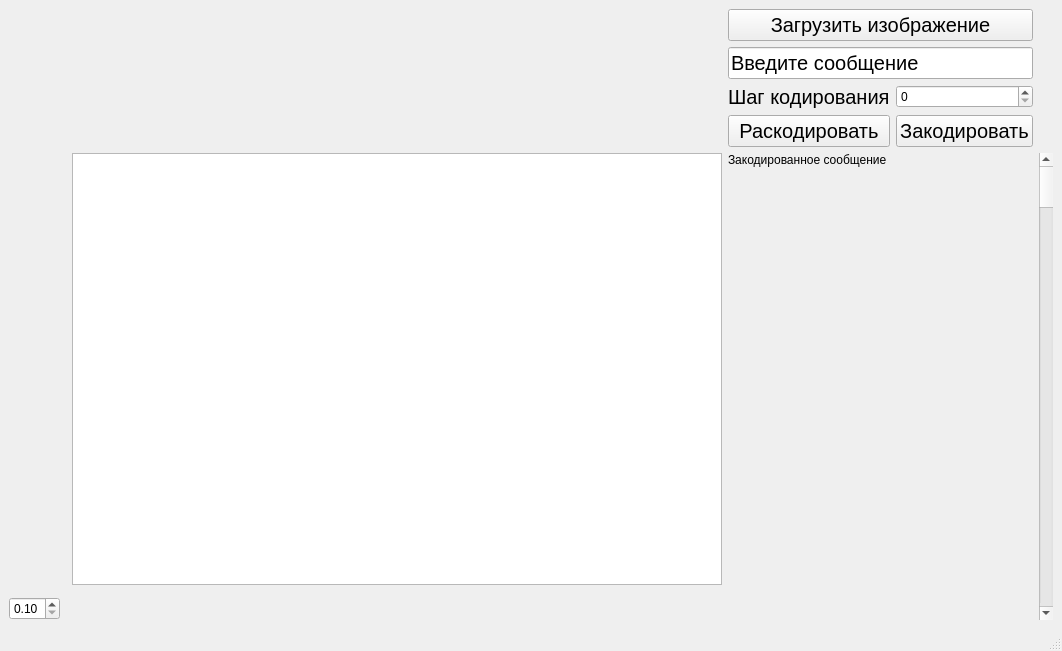
Qt form mainwindow.ui (Trinity-142/Stegano) before a commit.
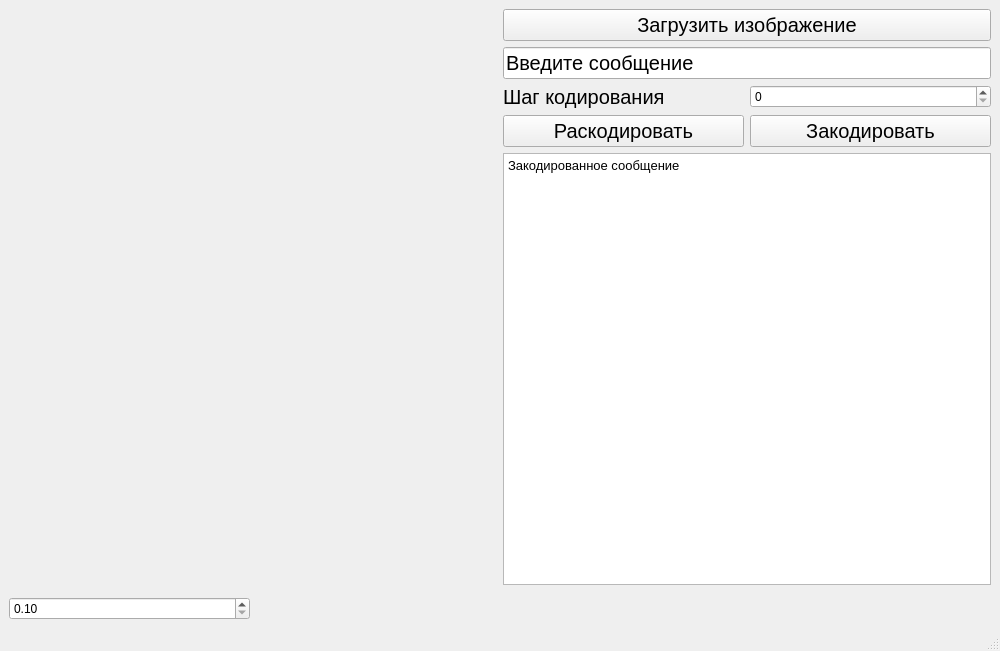
The same form after that commit.

Commit message: added Jpg support, scroll bar, limited scaling, exceptions

The edit to the form file:
```diff
--- a/mainwindow.ui
+++ b/mainwindow.ui
@@ -6,16 +6,86 @@
    <rect>
     <x>0</x>
     <y>0</y>
-    <width>1062</width>
+    <width>1000</width>
     <height>651</height>
    </rect>
   </property>
+  <property name="sizePolicy">
+   <sizepolicy hsizetype="Preferred" vsizetype="Preferred">
+    <horstretch>0</horstretch>
+    <verstretch>0</verstretch>
+   </sizepolicy>
+  </property>
   <property name="windowTitle">
    <string>MainWindow</string>
   </property>
   <widget class="QWidget" name="centralwidget">
    <layout class="QGridLayout" name="gridLayout">
-    <item row="1" column="3" colspan="2">
+    <item row="3" column="2">
+     <widget class="QPushButton" name="pushButton_2">
+      <property name="font">
+       <font>
+        <pointsize>15</pointsize>
+       </font>
+      </property>
+      <property name="text">
+       <string>Раскодировать</string>
+      </property>
+     </widget>
+    </item>
+    <item row="2" column="3">
+     <widget class="QSpinBox" name="spinBox">
+      <property name="wrapping">
+       <bool>false</bool>
+      </property>
+      <property name="frame">
+       <bool>true</bool>
+      </property>
+      <property name="buttonSymbols">
+       <enum>QAbstractSpinBox::UpDownArrows</enum>
+      </property>
+      <property name="minimum">
+       <number>0</number>
+      </property>
+      <property name="maximum">
+       <number>255</number>
+      </property>
+     </widget>
+    </item>
+    <item row="3" column="3">
+     <widget class="QPushButton" name="pushButton_3">
+      <property name="font">
+       <font>
+        <pointsize>15</pointsize>
+       </font>
+      </property>
+      <property name="text">
+       <string>Закодировать</string>
+      </property>
+     </widget>
+    </item>
+    <item row="6" column="0">
+     <widget class="QDoubleSpinBox" name="doubleSpinBox">
+      <property name="font">
+       <font>
+        <stylestrategy>PreferDefault</stylestrategy>
+       </font>
+      </property>
+      <property name="frame">
+       <bool>true</bool>
+      </property>
+      <property name="minimum">
+       <double>0.100000000000000</double>
+      </property>
+      <property name="maximum">
+       <double>3.000000000000000</double>
+      </property>
+      <property name="singleStep">
+       <double>0.050000000000000</double>
+      </property>
+     </widget>
+    </item>
+    <item row="1" column="2" colspan="2">
      <widget class="QLineEdit" name="lineEdit">
       <property name="font">
        <font>
@@ -27,7 +97,7 @@
       </property>
      </widget>
     </item>
-    <item row="0" column="3" colspan="2">
+    <item row="0" column="2" colspan="2">
      <widget class="QPushButton" name="pushButton">
       <property name="font">
        <font>
@@ -39,7 +109,26 @@
       </property>
      </widget>
     </item>
-    <item row="2" column="3">
+    <item row="4" column="2" colspan="2">
+     <widget class="QTextEdit" name="textEdit">
+      <property name="font">
+       <font>
+        <pointsize>10</pointsize>
+       </font>
+      </property>
+      <property name="readOnly">
+       <bool>true</bool>
+      </property>
+      <property name="html">
+       <string>&lt;!DOCTYPE HTML PUBLIC &quot;-//W3C//DTD HTML 4.0//EN&quot; &quot;http://www.w3.org/TR/REC-html40/strict.dtd&quot;&gt;
+&lt;html&gt;&lt;head&gt;&lt;meta name=&quot;qrichtext&quot; content=&quot;1&quot; /&gt;&lt;style type=&quot;text/css&quot;&gt;
+p, li { white-space: pre-wrap; }
+&lt;/style&gt;&lt;/head&gt;&lt;body style=&quot; font-family:'MS Shell Dlg 2'; font-size:10pt; font-weight:400; font-style:normal;&quot;&gt;
+&lt;p style=&quot; margin-top:0px; margin-bottom:0px; margin-left:0px; margin-right:0px; -qt-block-indent:0; text-indent:0px;&quot;&gt;Закодированное сообщение&lt;/p&gt;&lt;/body&gt;&lt;/html&gt;</string>
+      </property>
+     </widget>
+    </item>
+    <item row="2" column="2">
      <widget class="QLabel" name="label_2">
       <property name="font">
        <font>
@@ -68,22 +157,6 @@
       </property>
      </widget>
     </item>
-    <item row="6" column="0">
-     <widget class="QDoubleSpinBox" name="doubleSpinBox">
-      <property name="frame">
-       <bool>true</bool>
-      </property>
-      <property name="minimum">
-       <double>0.100000000000000</double>
-      </property>
-      <property name="maximum">
-       <double>1.500000000000000</double>
-      </property>
-      <property name="singleStep">
-       <double>0.010000000000000</double>
-      </property>
-     </widget>
-    </item>
     <item row="0" column="0" rowspan="6" colspan="2">
      <widget class="QLabel" name="label">
       <property name="maximumSize">
@@ -111,93 +184,6 @@
       </property>
      </widget>
     </item>
-    <item row="3" column="4">
-     <widget class="QPushButton" name="pushButton_3">
-      <property name="font">
-       <font>
-        <pointsize>15</pointsize>
-       </font>
-      </property>
-      <property name="text">
-       <string>Закодировать</string>
-      </property>
-     </widget>
-    </item>
-    <item row="3" column="3">
-     <widget class="QPushButton" name="pushButton_2">
-      <property name="font">
-       <font>
-        <pointsize>15</pointsize>
-       </font>
-      </property>
-      <property name="text">
-       <string>Раскодировать</string>
-      </property>
-     </widget>
-    </item>
-    <item row="4" column="5" rowspan="3">
-     <widget class="QScrollBar" name="verticalScrollBar">
-      <property name="orientation">
-       <enum>Qt::Vertical</enum>
-      </property>
-     </widget>
-    </item>
-    <item row="4" column="3" rowspan="3" colspan="2">
-     <widget class="QLabel" name="label_3">
-      <property name="sizePolicy">
-       <sizepolicy hsizetype="Preferred" vsizetype="Preferred">
-        <horstretch>0</horstretch>
-        <verstretch>0</verstretch>
-       </sizepolicy>
-      </property>
-      <property name="text">
-       <string>Закодированное сообщение</string>
-      </property>
-      <property name="textFormat">
-       <enum>Qt::AutoText</enum>
-      </property>
-      <property name="scaledContents">
-       <bool>false</bool>
-      </property>
-      <property name="alignment">
-       <set>Qt::AlignLeading|Qt::AlignLeft|Qt::AlignTop</set>
-      </property>
-      <property name="wordWrap">
-       <bool>false</bool>
-      </property>
-      <property name="margin">
-       <number>0</number>
-      </property>
-      <property name="indent">
-       <number>-1</number>
-      </property>
-      <property name="openExternalLinks">
-       <bool>false</bool>
-      </property>
-     </widget>
-    </item>
-    <item row="2" column="4">
-     <widget class="QSpinBox" name="spinBox">
-      <property name="wrapping">
-       <bool>false</bool>
-      </property>
-      <property name="frame">
-       <bool>true</bool>
-      </property>
-      <property name="buttonSymbols">
-       <enum>QAbstractSpinBox::UpDownArrows</enum>
-      </property>
-      <property name="minimum">
-       <number>0</number>
-      </property>
-      <property name="maximum">
-       <number>255</number>
-      </property>
-     </widget>
-    </item>
-    <item row="4" column="2">
-     <widget class="QTextEdit" name="textEdit"/>
-    </item>
    </layout>
   </widget>
   <widget class="QMenuBar" name="menubar">
```
Left out of the diff: 2 changed lines with no effect on the pictures. The commit also changes 11 other files.
